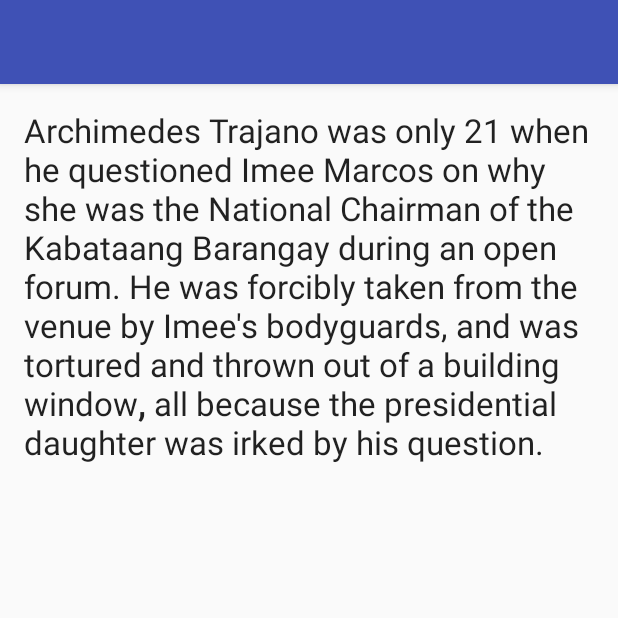
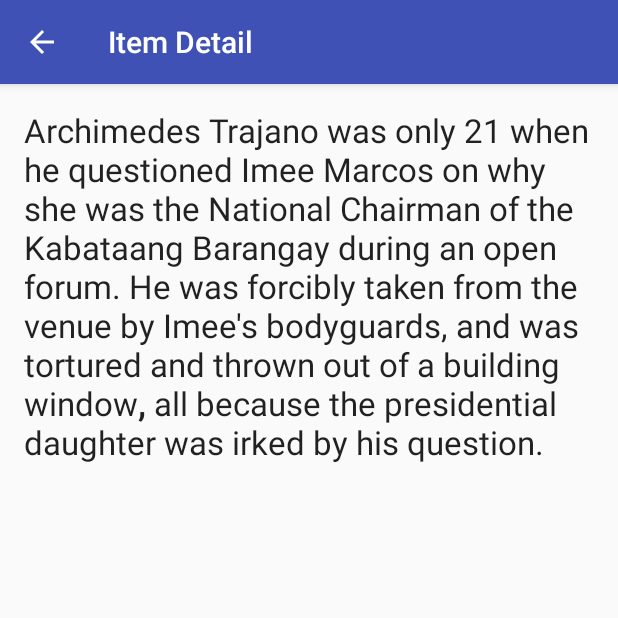
Before and after one commit to bootaXX/NeverAgain, an Android app: the screen it shows after launch (ItemDetailActivity), after a tap on "Archimedes Trajano", on a phone screen of 412 x 824 dp, the top half of it. Run offline under Robolectric (Android 15) with nearby library versions, the phone set to English and light mode, and no system bars.

Commit message:
Removed unneccesary widgets, theme is set to default

```diff
--- a/app/src/main/java/com/djmaraat/apps/neveragain/ItemDetailFragment.java
+++ b/app/src/main/java/com/djmaraat/apps/neveragain/ItemDetailFragment.java
@@ -65,13 +65,8 @@ public class ItemDetailFragment extends Fragment {
             // Load the dummy content specified by the fragment
             // arguments. In a real-world scenario, use a Loader
             // to load content from a content provider.
-            Activity activity = this.getActivity();
             mItem = getArguments().getParcelable("document");
-            Log.d("LOGTEST", mItem.details);
-            CollapsingToolbarLayout appBarLayout = (CollapsingToolbarLayout) activity.findViewById(R.id.toolbar_layout);
-            if (appBarLayout != null) {
-                appBarLayout.setTitle(mItem.title);
-            }
+//            Log.d("LOGTEST", mItem.details);
         }
     }
 
@@ -82,7 +77,6 @@ public class ItemDetailFragment extends Fragment {
 
         // Show the dummy content as text in a TextView.
         if (mItem != null) {
-//            ((TextView) rootView.findViewById(R.id.item_detail)).setText(mItem.details);
             if (android.os.Build.VERSION.SDK_INT >= android.os.Build.VERSION_CODES.N) {
                 ((TextView) rootView.findViewById(R.id.item_detail)).setText(Html.fromHtml(mItem.details, Html.FROM_HTML_MODE_COMPACT));
             } else {
--- a/app/src/main/res/layout/activity_item_detail.xml
+++ b/app/src/main/res/layout/activity_item_detail.xml
@@ -7,33 +7,6 @@
     tools:context="com.djmaraat.apps.neveragain.ItemDetailActivity"
     tools:ignore="MergeRootFrame">
 
-    <android.support.design.widget.AppBarLayout
-        android:id="@+id/app_bar"
-        android:layout_width="match_parent"
-        android:layout_height="?attr/actionBarSize"
-        android:fitsSystemWindows="true"
-        android:theme="@style/ThemeOverlay.AppCompat.Dark.ActionBar">
-
-        <android.support.design.widget.CollapsingToolbarLayout
-            android:id="@+id/toolbar_layout"
-            android:layout_width="match_parent"
-            android:layout_height="match_parent"
-            android:fitsSystemWindows="true"
-            app:contentScrim="?attr/colorPrimary"
-            app:layout_scrollFlags="scroll|exitUntilCollapsed"
-            app:toolbarId="@+id/toolbar">
-
-            <android.support.v7.widget.Toolbar
-                android:id="@+id/detail_toolbar"
-                android:layout_width="match_parent"
-                android:layout_height="?attr/actionBarSize"
-                app:layout_collapseMode="pin"
-                app:popupTheme="@style/ThemeOverlay.AppCompat.Light" />
-
-        </android.support.design.widget.CollapsingToolbarLayout>
-
-    </android.support.design.widget.AppBarLayout>
-
     <android.support.v4.widget.NestedScrollView
         android:id="@+id/item_detail_container"
         android:layout_width="match_parent"
```
Also changed, not shown: app/src/main/AndroidManifest.xml (+2 -20 lines), app/src/main/res/layout/activity_item_list.xml (+2 -15 lines).
